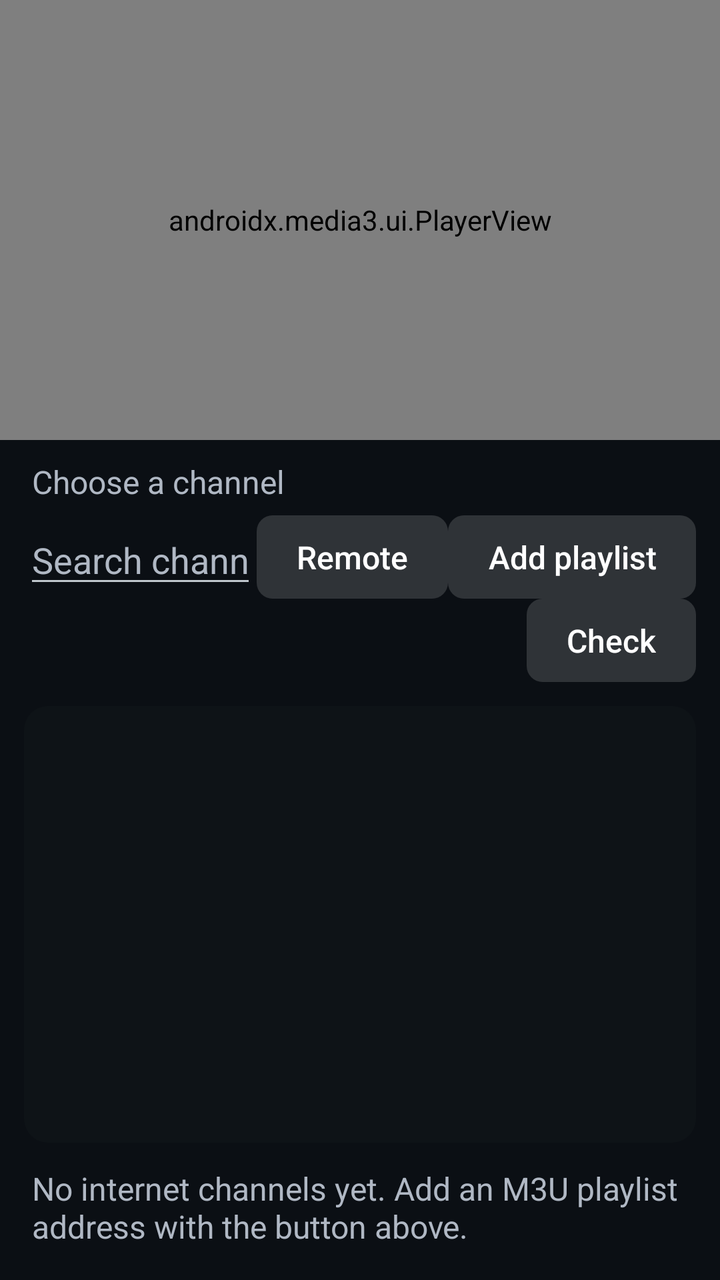
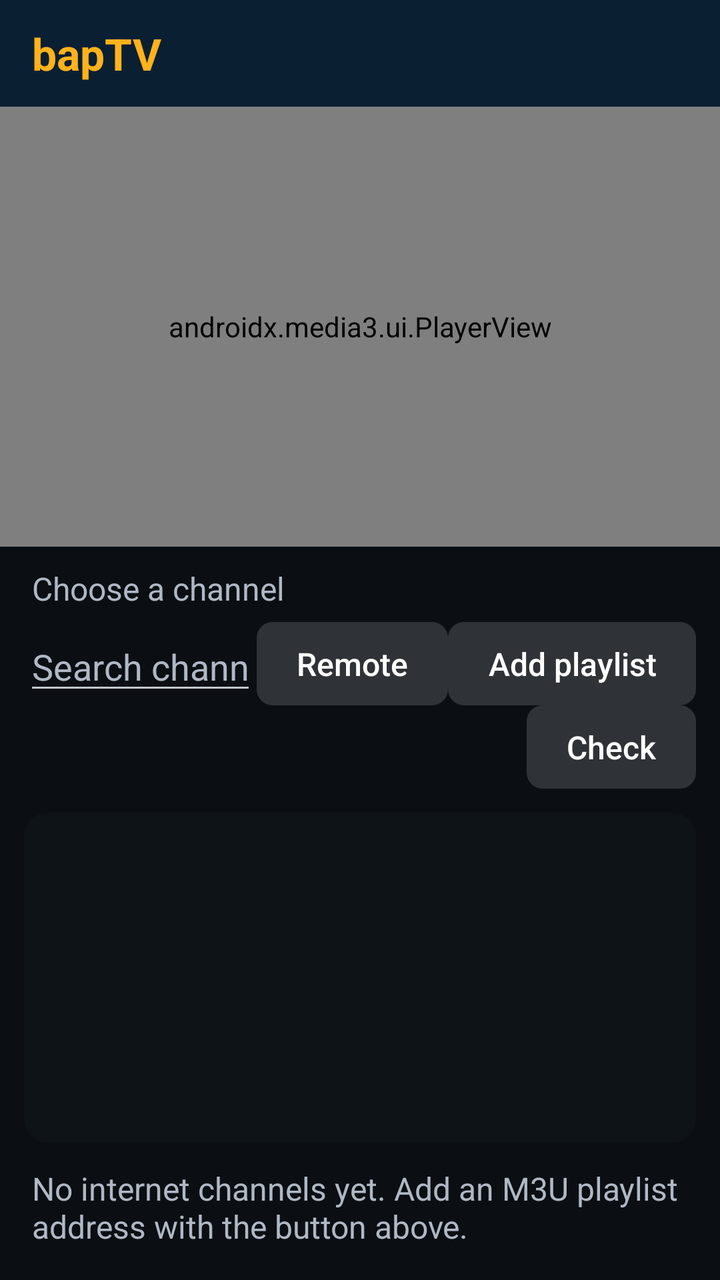

An Android layout rendered at two revisions. The XML below is the earlier revision; the diff shows what the commit changed to produce the second picture.
<!-- AndroidManifest.xml: application theme AppTheme -->
<!-- res/layout/activity_phone.xml -->
<?xml version="1.0" encoding="utf-8"?>
<LinearLayout xmlns:android="http://schemas.android.com/apk/res/android"
    xmlns:app="http://schemas.android.com/apk/res-auto"
    android:layout_width="match_parent"
    android:layout_height="match_parent"
    android:background="#FF0B0F14"
    android:orientation="vertical">

    <androidx.media3.ui.PlayerView
        android:id="@+id/phone_player"
        android:layout_width="match_parent"
        android:layout_height="220dp"
        android:background="#FF000000"
        app:resize_mode="fit"
        app:show_buffering="when_playing" />

    <TextView
        android:id="@+id/phone_status"
        android:layout_width="match_parent"
        android:layout_height="wrap_content"
        android:paddingStart="16dp"
        android:paddingTop="10dp"
        android:paddingEnd="16dp"
        android:paddingBottom="6dp"
        android:text="@string/phone_choose"
        android:textColor="@color/text_secondary"
        android:textSize="16sp" />

    <LinearLayout
        android:layout_width="match_parent"
        android:layout_height="wrap_content"
        android:gravity="center_vertical"
        android:orientation="horizontal"
        android:paddingStart="12dp"
        android:paddingEnd="12dp">

        <EditText
            android:id="@+id/phone_search"
            android:layout_width="0dp"
            android:layout_height="wrap_content"
            android:layout_weight="1"
            android:hint="@string/phone_search_hint"
            android:imeOptions="actionDone"
            android:inputType="text"
            android:singleLine="true"
            android:textColor="@color/text_primary"
            android:textColorHint="@color/text_secondary" />

        <Button
            android:id="@+id/phone_remote"
            android:layout_width="wrap_content"
            android:layout_height="wrap_content"
            android:text="@string/phone_remote" />

        <Button
            android:id="@+id/phone_add"
            android:layout_width="wrap_content"
            android:layout_height="wrap_content"
            android:text="@string/phone_add" />
    </LinearLayout>

    <LinearLayout
        android:layout_width="match_parent"
        android:layout_height="wrap_content"
        android:gravity="end"
        android:orientation="horizontal"
        android:paddingStart="12dp"
        android:paddingEnd="12dp">

        <Button
            android:id="@+id/phone_check_all"
            android:layout_width="wrap_content"
            android:layout_height="wrap_content"
            android:text="@string/phone_check_all" />
    </LinearLayout>

    <ListView
        android:id="@+id/phone_list"
        android:layout_width="match_parent"
        android:layout_height="0dp"
        android:layout_margin="12dp"
        android:layout_weight="1"
        android:background="@drawable/panel_bg"
        android:divider="@null"
        android:dividerHeight="0dp" />

    <TextView
        android:id="@+id/phone_empty"
        android:layout_width="match_parent"
        android:layout_height="wrap_content"
        android:paddingStart="16dp"
        android:paddingEnd="16dp"
        android:paddingBottom="16dp"
        android:text="@string/phone_empty"
        android:textColor="@color/text_secondary"
        android:textSize="16sp" />
</LinearLayout>
<!-- resources referenced by this layout -->
<resources>
  <color name="text_primary">#FFFFFFFF</color>
  <color name="text_secondary">#FFB0B8C4</color>
  <!-- drawable panel_bg (drawable) -->
  <?xml version="1.0" encoding="utf-8"?>
  <shape xmlns:android="http://schemas.android.com/apk/res/android">
      <solid android:color="@color/overlay_bg" />
      <corners android:radius="12dp" />
  </shape>
  <string name="phone_add">Add playlist</string>
  <string name="phone_check_all">Check</string>
  <string name="phone_choose">Choose a channel</string>
  <string name="phone_empty">No internet channels yet. Add an M3U playlist address with the button above.</string>
  <string name="phone_remote">Remote</string>
  <string name="phone_search_hint">Search channels</string>
  <style name="AppTheme" parent="@android:style/Theme.DeviceDefault.NoActionBar.Fullscreen">
          <item name="android:windowBackground">@android:color/black</item>
          <item name="android:colorAccent">@color/accent</item>
          <item name="android:buttonStyle">@style/MenuButtonBase</item>
      </style>
  <color name="overlay_bg">#CC101418</color>
  <color name="accent">#FF3D8BFD</color>
  <style name="MenuButtonBase" parent="@android:style/Widget.DeviceDefault.Button">
          <item name="android:minWidth">0dp</item>
          <item name="android:minHeight">0dp</item>
          <item name="android:paddingStart">20dp</item>
          <item name="android:paddingEnd">20dp</item>
          <item name="android:paddingTop">10dp</item>
          <item name="android:paddingBottom">10dp</item>
          <item name="android:background">@drawable/menu_button_bg</item>
          <item name="android:textAllCaps">false</item>
          <item name="android:textColor">@color/text_primary</item>
          <item name="android:textSize">16sp</item>
          <item name="android:stateListAnimator">@null</item>
      </style>
  <!-- drawable menu_button_bg (drawable) -->
  <?xml version="1.0" encoding="utf-8"?>
  <selector xmlns:android="http://schemas.android.com/apk/res/android">
      <item android:state_focused="true"><shape><solid android:color="@color/accent" /><corners android:radius="8dp" /></shape></item>
      <item android:state_pressed="true"><shape><solid android:color="@color/accent" /><corners android:radius="8dp" /></shape></item>
      <item><shape><solid android:color="#26FFFFFF" /><corners android:radius="8dp" /></shape></item>
  </selector>
</resources>

<!-- the commit's change to res/layout/activity_phone.xml (unified diff, before → after) -->
@@ -5,6 +5,8 @@
     android:layout_height="match_parent"
     android:background="#FF0B0F14"
     android:orientation="vertical">
+
+    <include layout="@layout/phone_header" />
 
     <androidx.media3.ui.PlayerView
         android:id="@+id/phone_player"
@@ -81,8 +83,8 @@
         android:layout_margin="12dp"
         android:layout_weight="1"
         android:background="@drawable/panel_bg"
-        android:divider="@null"
-        android:dividerHeight="0dp" />
+        android:divider="#14FFFFFF"
+        android:dividerHeight="1dp" />
 
     <TextView
         android:id="@+id/phone_empty"
@@ -95,3 +97,24 @@
         android:textColor="@color/text_secondary"
         android:textSize="16sp" />
 </LinearLayout>
+<!-- res/layout/phone_header.xml (included above) -->
+<?xml version="1.0" encoding="utf-8"?>
+<LinearLayout xmlns:android="http://schemas.android.com/apk/res/android"
+    android:layout_width="match_parent"
+    android:layout_height="wrap_content"
+    android:background="@color/brand_navy"
+    android:gravity="center_vertical"
+    android:orientation="horizontal"
+    android:paddingStart="16dp"
+    android:paddingTop="12dp"
+    android:paddingEnd="16dp"
+    android:paddingBottom="12dp">
+
+    <TextView
+        android:layout_width="wrap_content"
+        android:layout_height="wrap_content"
+        android:text="@string/app_name"
+        android:textColor="@color/brand_amber"
+        android:textSize="22sp"
+        android:textStyle="bold" />
+</LinearLayout>
<!-- resource entries referenced after the edit -->
@@ -1,5 +1,7 @@
 <!-- resources referenced by this layout -->
 <resources>
+  <color name="brand_amber">#FFFFB21E</color>
+  <color name="brand_navy">#FF0B1F33</color>
   <color name="text_primary">#FFFFFFFF</color>
   <color name="text_secondary">#FFB0B8C4</color>
   <!-- drawable panel_bg (drawable) -->
@@ -8,6 +10,7 @@
       <solid android:color="@color/overlay_bg" />
       <corners android:radius="12dp" />
   </shape>
+  <string name="app_name">bapTV</string>
   <string name="phone_add">Add playlist</string>
   <string name="phone_check_all">Check</string>
   <string name="phone_choose">Choose a channel</string>
